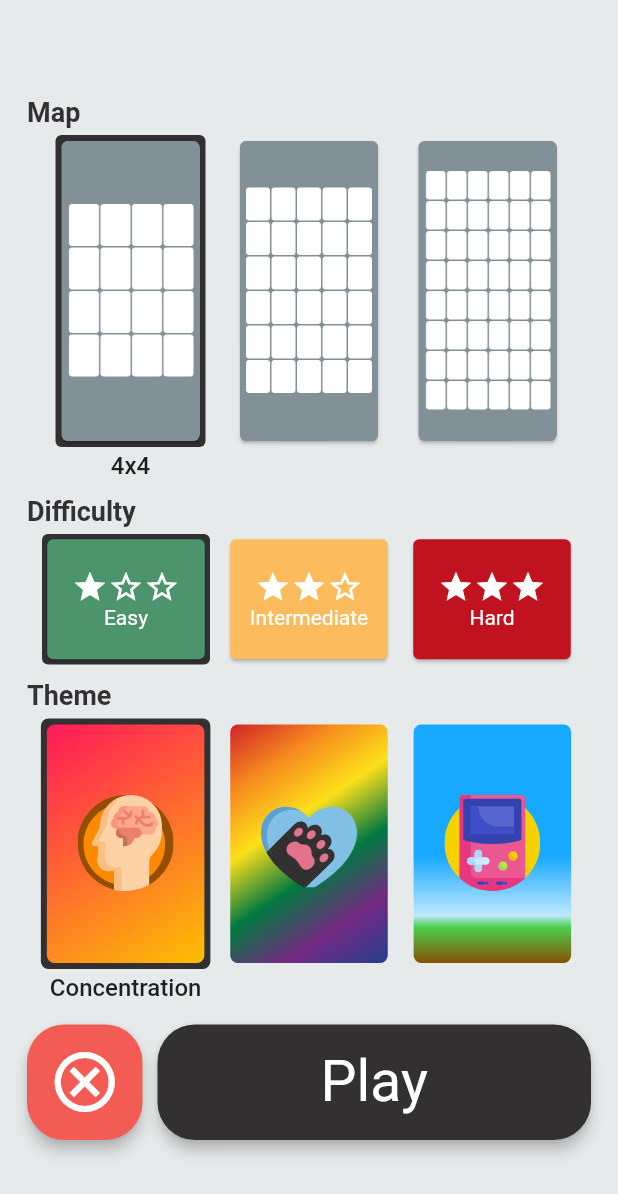
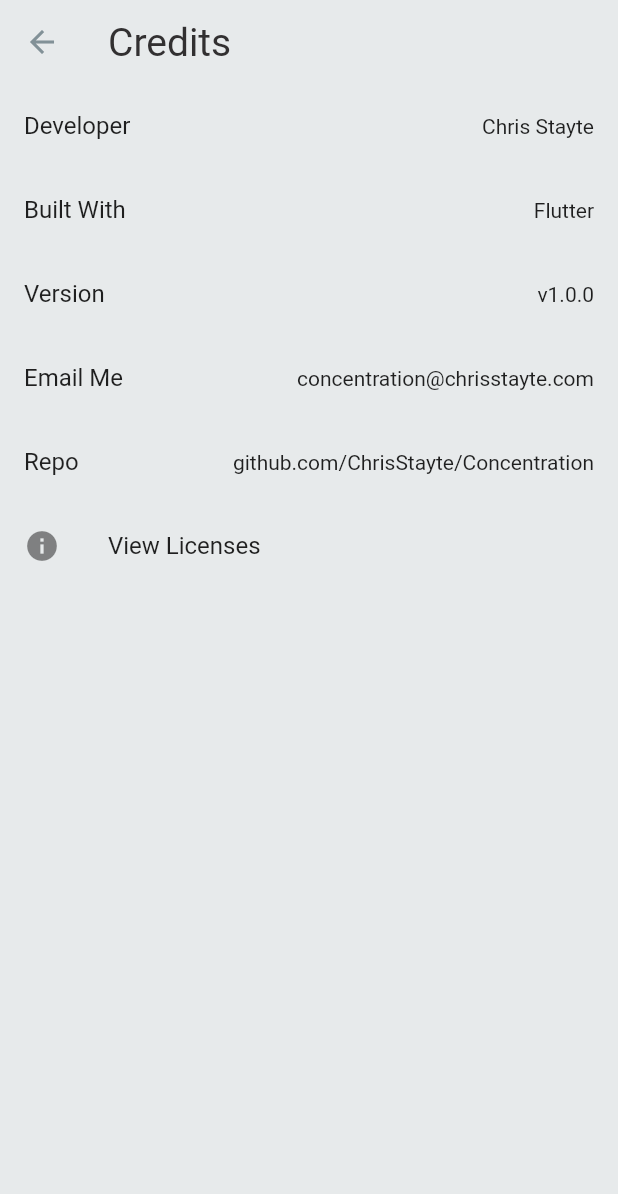
Before and after one commit to chrisstayte/concentration, a Flutter app: the screen it shows after launch, after a tap on "Credits", on a phone screen of 412 x 824 dp. Shown: the top 1194 px of the screen. Run offline on Flutter 3.47's test engine with Material 2 defaults, Android fonts, the light colour scheme and no system bars; our stand-ins replace flutter_svg, package_info_plus, shared_preferences.

Commit message:
credits screen added

```diff
--- a/lib/main.dart
+++ b/lib/main.dart
@@ -1,9 +1,11 @@
 import 'package:concentration/models/game_stat.dart';
 import 'package:concentration/providers/game_stats_provider.dart';
 import 'package:concentration/providers/settings_provider.dart';
+import 'package:concentration/screens/credits_screen.dart';
 import 'package:concentration/screens/game_screen.dart';
 import 'package:concentration/screens/home_screen.dart';
 import 'package:concentration/screens/new_game_screen.dart';
+import 'package:concentration/screens/stats_screen.dart';
 import 'package:flutter/material.dart';
 import 'package:flutter/services.dart';
 import 'package:provider/provider.dart';
@@ -33,7 +35,7 @@
   @override
   Widget build(BuildContext context) {
     return MaterialApp(
-      title: 'Flutter Demo',
+      title: 'Concentration',
       debugShowMaterialGrid: false,
       showSemanticsDebugger: false,
       theme: ThemeData(
@@ -61,6 +63,8 @@
         '/': (context) => const Homescreen(),
         '/newGame': (context) => NewGameScreen(),
         '/game': (context) => GameScreen(),
+        '/stats': (context) => StatsScreen(),
+        '/credits': (context) => CreditsScreen(),
       },
     );
   }
--- a/lib/providers/game_stats_provider.dart
+++ b/lib/providers/game_stats_provider.dart
@@ -50,6 +50,8 @@
         print(e.toString());
       }
     }
+
+    notifyListeners();
   }
 
   Future<void> _saveGameStats() async {
@@ -65,7 +67,7 @@
   }
 
   void addStat(GameStat stat) async {
-    _gameStats.add(stat);
+    _gameStats.insert(0, stat);
     notifyListeners();
     await _saveGameStats();
   }
--- /dev/null
+++ b/lib/screens/credits_screen.dart
@@ -0,0 +1,67 @@
+import 'package:flutter/material.dart';
+import 'package:package_info_plus/package_info_plus.dart';
+
+class CreditsScreen extends StatefulWidget {
+  const CreditsScreen({Key? key}) : super(key: key);
+
+  @override
+  _CreditsScreenState createState() => _CreditsScreenState();
+}
+
+class _CreditsScreenState extends State<CreditsScreen> {
+  PackageInfo _packageInfo = PackageInfo(
+    appName: 'Unknown',
+    packageName: 'Unknown',
+    version: 'Unknown',
+    buildNumber: 'Unknown',
+    buildSignature: 'Unknown',
+  );
+
+  Future<void> _initPackageInfo() async {
+    final info = await PackageInfo.fromPlatform();
+    setState(() {
+      _packageInfo = info;
+    });
+  }
+
+  @override
+  void initState() {
+    super.initState();
+    _initPackageInfo();
+  }
+
+  @override
+  Widget build(BuildContext context) {
+    return Scaffold(
+      appBar: AppBar(title: Text('Credits')),
+      body: ListView(
+        children: [
+          ListTile(
+            title: Text('Developer'),
+            trailing: Text('Chris Stayte'),
+          ),
+          ListTile(
+            title: Text('Built With'),
+            trailing: Text('Flutter'),
+          ),
+          ListTile(
+            title: Text('Version'),
+            trailing: Text('v${_packageInfo.version}'),
+          ),
+          ListTile(
+            title: Text('Email Me'),
+            trailing: Text('concentration@chrisstayte.com'),
+          ),
+          ListTile(
+            title: Text('Repo'),
+            trailing: Text('github.com/ChrisStayte/Concentration'),
+          ),
+          AboutListTile(
+            child: const Text('View Licenses'),
+            icon: Icon(Icons.info),
+          ),
+        ],
+      ),
+    );
+  }
+}
--- a/lib/screens/home_screen.dart
+++ b/lib/screens/home_screen.dart
@@ -45,11 +45,9 @@
                   ),
                   MainButton(
                     title: 'New Game',
-                    onTap: () => Navigator.push(
+                    onTap: () => Navigator.pushNamed(
                       context,
-                      MaterialPageRoute(
-                        builder: (_) => NewGameScreen(),
-                      ),
+                      '/newGame',
                     ),
                   ),
                   SizedBox(
@@ -57,11 +55,9 @@
                   ),
                   MainButton(
                     title: 'Stats',
-                    onTap: () => Navigator.push(
+                    onTap: () => Navigator.pushNamed(
                       context,
-                      MaterialPageRoute(
-                        builder: (_) => StatsScreen(),
-                      ),
+                      '/stats',
                     ),
                   ),
                   SizedBox(
@@ -69,11 +65,9 @@
                   ),
                   MainButton(
                     title: 'Credits',
-                    onTap: () => Navigator.push(
+                    onTap: () => Navigator.pushNamed(
                       context,
-                      MaterialPageRoute(
-                        builder: (_) => NewGameScreen(),
-                      ),
+                      '/credits',
                     ),
                   ),
                 ],
--- a/pubspec.yaml
+++ b/pubspec.yaml
@@ -18,6 +18,7 @@
   path_provider: ^2.0.8
   auto_size_text: ^3.0.0
   flutter_svg: ^1.0.3
+  package_info_plus: ^1.4.0
 
 dev_dependencies:
   flutter_test:
```
Also changed, not shown: lib/screens/stats_screen.dart (+67 -15 lines).
